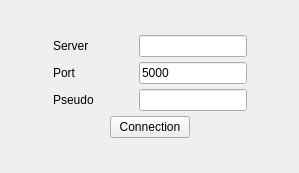
First picture: the form in ihm/CustomWidgets/connection.ui, repository bmael/DameGame, before the edit.
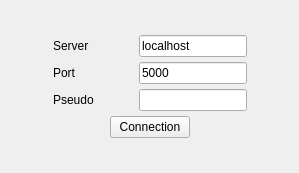
Second picture: the form after the edit.

```diff
--- a/ihm/CustomWidgets/connection.ui
+++ b/ihm/CustomWidgets/connection.ui
@@ -91,6 +91,9 @@
          <verstretch>0</verstretch>
         </sizepolicy>
        </property>
+       <property name="text">
+        <string>localhost</string>
+       </property>
       </widget>
      </item>
      <item>
```
